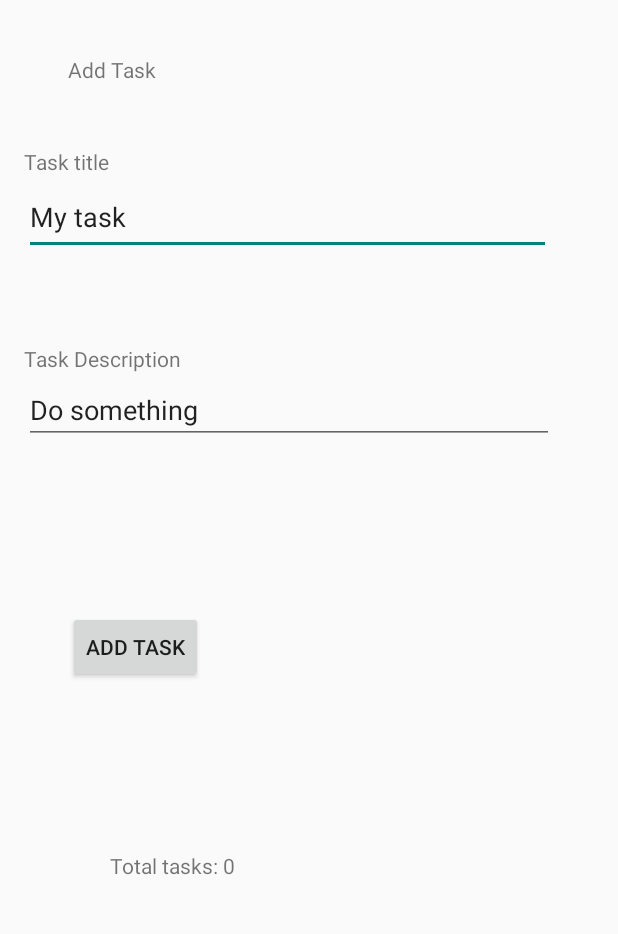
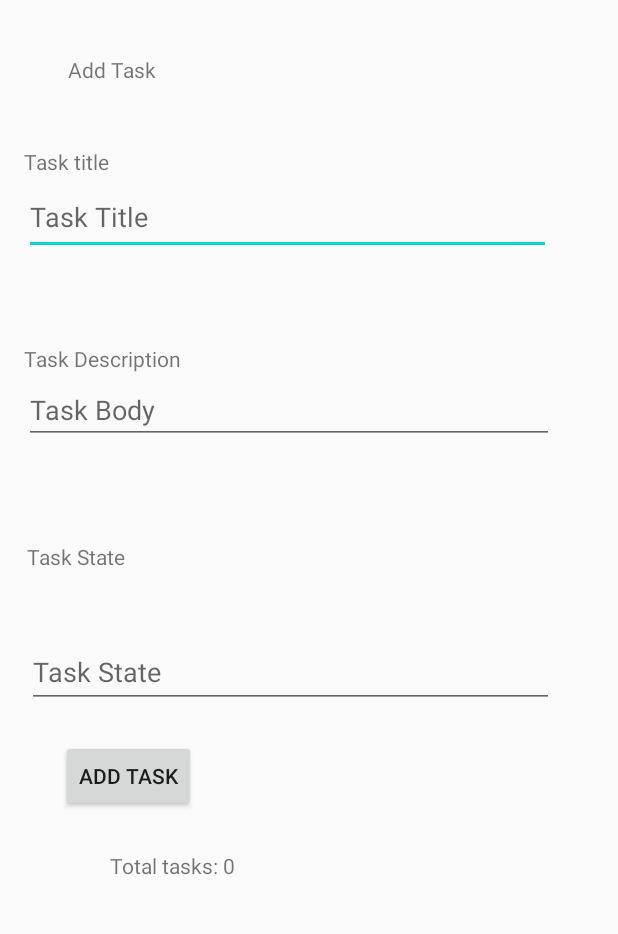
Before and after one commit to Heba1998/TaskMaster, an Android app: the screen it shows after launch (AddTask), after a tap on "ADD TASK", on a phone screen of 412 x 824 dp, the part 84-1018 px from its top. Run offline under Robolectric (Android 15) with nearby library versions, the phone set to English and light mode, and no system bars; our stand-ins replace Room's generated code.

Commit message:
finish lab 29

```diff
--- a/app/src/main/java/com/example/taskmaster/AddTask.java
+++ b/app/src/main/java/com/example/taskmaster/AddTask.java
@@ -1,12 +1,14 @@
 package com.example.taskmaster;
 
 import androidx.appcompat.app.AppCompatActivity;
+import androidx.room.Room;
 
 import android.annotation.SuppressLint;
 import android.content.Intent;
 import android.os.Bundle;
 import android.view.View;
 import android.widget.Button;
+import android.widget.EditText;
 import android.widget.TextView;
 import android.widget.Toast;
 import android.widget.Toolbar;
@@ -20,7 +22,11 @@ public class AddTask extends AppCompatActivity {
 
         Toolbar toolbar = (Toolbar) findViewById(R.id.toolbar);
         toolbar.setNavigationIcon(R.drawable.ic_baseline_arrow_back_24);
-
+//----------------------------------------
+        TaskDatabase db = Room.databaseBuilder(getApplicationContext(),
+                TaskDatabase.class, "database-name").allowMainThreadQueries().build();
+        TaskDAO taskDao = db.taskDao();
+//----------------------------------------------------
         toolbar.setNavigationOnClickListener(new View.OnClickListener() {
             @Override
             public void onClick(View v) {
@@ -29,8 +35,6 @@ public class AddTask extends AppCompatActivity {
                 startActivity(intent);
             }
         });
-
-
 
 
         TextView textView = findViewById(R.id.textView4);
@@ -42,6 +46,21 @@ public class AddTask extends AppCompatActivity {
             public void onClick(View view) {
                 textView.setText("Total Tasks :"+ counter++);
                 Toast.makeText(getApplicationContext(),  "you added task successfully 📝🖊", Toast.LENGTH_SHORT).show();
+
+                EditText taskTitle = findViewById(R.id.titletask);
+                EditText taskBody = findViewById(R.id.bodytask);
+                EditText taskState = findViewById(R.id.statetask);
+
+                String setTitle = taskTitle.getText().toString();
+                String setBody = taskBody.getText().toString();
+                String setState = taskState.getText().toString();
+
+                Task details = new Task(setTitle , setBody , setState);
+                taskDao.insert(details);
+
+
+
+
             }
         });
 
--- a/app/src/main/java/com/example/taskmaster/MainActivity.java
+++ b/app/src/main/java/com/example/taskmaster/MainActivity.java
@@ -3,6 +3,7 @@ package com.example.taskmaster;
 import androidx.appcompat.app.AppCompatActivity;
 import androidx.recyclerview.widget.LinearLayoutManager;
 import androidx.recyclerview.widget.RecyclerView;
+import androidx.room.Room;
 
 import android.content.Intent;
 import android.content.SharedPreferences;
@@ -15,6 +16,7 @@ import android.widget.TextView;
 import android.widget.Toolbar;
 
 import java.util.ArrayList;
+import java.util.List;
 
 public class MainActivity extends AppCompatActivity {
 
@@ -24,16 +26,16 @@ public class MainActivity extends AppCompatActivity {
         setContentView(R.layout.activity_main);
 
         // ----------------lab28-----------------------------
-        ArrayList<Task> Tasks = new ArrayList<Task>();
-        Tasks.add(new Task("Title","              Body", "                State"));
-        Tasks.add(new Task("task1","Task 1 About Linked list", "complete"));
-        Tasks.add(new Task("task2","Task 2 about binary tree", "in progress"));
-        Tasks.add(new Task("task3","Task 3 about Stack & Queue","assigned" ));
-
-
-        RecyclerView TasksRecuclerView = findViewById(R.id.recycleViewId);
-        TasksRecuclerView.setLayoutManager(new LinearLayoutManager(this));
-        TasksRecuclerView.setAdapter(new TaskViewAdapter(Tasks));
+//        ArrayList<Task> Tasks = new ArrayList<Task>();
+//        Tasks.add(new Task("Title","              Body", "                State"));
+//        Tasks.add(new Task("task1","Task 1 About Linked list", "complete"));
+//        Tasks.add(new Task("task2","Task 2 about binary tree", "in progress"));
+//        Tasks.add(new Task("task3","Task 3 about Stack & Queue","assigned" ));
+//
+//
+//        RecyclerView TasksRecuclerView = findViewById(R.id.recycleViewId);
+//        TasksRecuclerView.setLayoutManager(new LinearLayoutManager(this));
+//        TasksRecuclerView.setAdapter(new TaskViewAdapter(Tasks));
 
         // ------------------------------------------------------
 
@@ -67,38 +69,38 @@ public class MainActivity extends AppCompatActivity {
         });
 
 
-        Button Details = findViewById(R.id.task1);
-        Details.setOnClickListener(new View.OnClickListener() {
-            @Override
-            public void onClick(View V) {
-                Intent goToDetails = new Intent(MainActivity.this,  TaskDetail.class);
-                startActivity(goToDetails);
-            }
-        });
-
-        Button task1 = findViewById(R.id.task1);
-        task1.setOnClickListener((view -> {
-            String taskTitle = task1.getText().toString();
-            Intent goToTask1 = new Intent(MainActivity.this , TaskDetail.class);
-            goToTask1.putExtra("Task Title", taskTitle);
-            startActivity(goToTask1);
-        }));
-
-        Button task2 = findViewById(R.id.task2);
-        task2.setOnClickListener((view -> {
-            String taskTitle = task2.getText().toString();
-            Intent goToTask2 = new Intent(MainActivity.this , TaskDetail.class);
-            goToTask2.putExtra("Task Title", taskTitle);
-            startActivity(goToTask2);
-        }));
-
-        Button task3 = findViewById(R.id.task3);
-        task3.setOnClickListener((view -> {
-            String taskTitle = task3.getText().toString();
-            Intent goToTask3 = new Intent(MainActivity.this , TaskDetail.class);
-            goToTask3.putExtra("Task Title", taskTitle);
-            startActivity(goToTask3);
-        }));
+//        Button Details = findViewById(R.id.task1);
+//        Details.setOnClickListener(new View.OnClickListener() {
+//            @Override
+//            public void onClick(View V) {
+//                Intent goToDetails = new Intent(MainActivity.this,  TaskDetail.class);
+//                startActivity(goToDetails);
+//            }
+//        });
+//
+//        Button task1 = findViewById(R.id.task1);
+//        task1.setOnClickListener((view -> {
+//            String taskTitle = task1.getText().toString();
+//            Intent goToTask1 = new Intent(MainActivity.this , TaskDetail.class);
+//            goToTask1.putExtra("Task Title", taskTitle);
+//            startActivity(goToTask1);
+//        }));
+//
+//        Button task2 = findViewById(R.id.task2);
+//        task2.setOnClickListener((view -> {
+//            String taskTitle = task2.getText().toString();
+//            Intent goToTask2 = new Intent(MainActivity.this , TaskDetail.class);
+//            goToTask2.putExtra("Task Title", taskTitle);
+//            startActivity(goToTask2);
+//        }));
+//
+//        Button task3 = findViewById(R.id.task3);
+//        task3.setOnClickListener((view -> {
+//            String taskTitle = task3.getText().toString();
+//            Intent goToTask3 = new Intent(MainActivity.this , TaskDetail.class);
+//            goToTask3.putExtra("Task Title", taskTitle);
+//            startActivity(goToTask3);
+//        }));
 
     }
 
@@ -109,5 +111,13 @@ public class MainActivity extends AppCompatActivity {
         String username = sharedPreferences.getString("username", "Your task");
         TextView userTasks = findViewById(R.id.UsernameTasks);
         userTasks.setText(username+"’s tasks");
-    }
+
+        // database render
+        TaskDatabase db = Room.databaseBuilder(getApplicationContext(),
+                TaskDatabase.class, "database-name").allowMainThreadQueries().build();
+        TaskDAO taskDao = db.taskDao();
+        List<Task> taskList = taskDao.getAll();
+        RecyclerView taskRec = findViewById(R.id.recycleViewId);
+        taskRec.setLayoutManager(new LinearLayoutManager(this));
+        taskRec.setAdapter(new TaskViewAdapter(taskList));    }
 }
--- /dev/null
+++ b/app/src/main/java/com/example/taskmaster/TaskDAO.java
@@ -0,0 +1,17 @@
+package com.example.taskmaster;
+
+import androidx.room.Dao;
+import androidx.room.Insert;
+import androidx.room.Query;
+
+import java.util.List;
+
+@Dao
+public interface TaskDAO {
+    @Query("SELECT * FROM task")
+    List<Task> getAll();
+
+
+    @Insert
+    void insert (Task task);
+}
--- /dev/null
+++ b/app/src/main/java/com/example/taskmaster/TaskDatabase.java
@@ -0,0 +1,9 @@
+package com.example.taskmaster;
+
+import androidx.room.Database;
+import androidx.room.RoomDatabase;
+
+@Database(entities = {Task.class}, version = 1)
+public abstract class TaskDatabase extends RoomDatabase {
+    public abstract TaskDAO taskDao();
+}
--- a/app/src/main/java/com/example/taskmaster/TaskViewAdapter.java
+++ b/app/src/main/java/com/example/taskmaster/TaskViewAdapter.java
@@ -19,7 +19,7 @@ import java.util.List;
 public class TaskViewAdapter extends RecyclerView.Adapter<TaskViewAdapter.TaskViewHolder> {
     List<Task> AllTasks = new ArrayList<>();
 
-    public TaskViewAdapter(ArrayList<Task> AllTasks){
+    public TaskViewAdapter(List<Task> AllTasks){
         this.AllTasks= AllTasks;
     }
 
@@ -64,6 +64,8 @@ public class TaskViewAdapter extends RecyclerView.Adapter<TaskViewAdapter.TaskVi
             public void onClick(View view) {
                 Intent goToDetails = new Intent(view.getContext(), TaskDetail.class);
                 goToDetails.putExtra("Task Title",AllTasks.get(position).getTitle());
+                goToDetails.putExtra("body",AllTasks.get(position).getBody());
+                goToDetails.putExtra("state",AllTasks.get(position).getState());
                 view.getContext().startActivity(goToDetails);
             }
         });
--- a/app/src/main/res/layout/activity_add_task.xml
+++ b/app/src/main/res/layout/activity_add_task.xml
@@ -6,15 +6,6 @@
     android:layout_height="match_parent"
     tools:context=".AddTask">
 
-<!--    <Toolbar-->
-<!--        android:id="@+id/toolbar"-->
-<!--        android:layout_width="match_parent"-->
-<!--        android:layout_height="?attr/actionBarSize"-->
-<!--        android:background="?attr/colorPrimary"-->
-<!--        android:backgroundTint="@color/blue"-->
-<!--        app:popupTheme="@style/ThemeOverlay.AppCompat.ActionBar"-->
-<!--        tools:ignore="MissingConstraints"-->
-<!--        />-->
 
     <Toolbar
         android:id="@+id/toolbar"
@@ -91,12 +82,12 @@
         app:layout_constraintVertical_bias="0.775" />
 
     <EditText
-        android:id="@+id/editTextTextPersonName2"
+        android:id="@+id/titletask"
         android:layout_width="351dp"
         android:layout_height="50dp"
         android:ems="10"
         android:inputType="textPersonName"
-        android:text="@string/my_task"
+        android:hint="Task Title"
         app:layout_constraintBottom_toBottomOf="parent"
         app:layout_constraintEnd_toEndOf="parent"
         app:layout_constraintHorizontal_bias="0.266"
@@ -106,12 +97,12 @@
         tools:text="My task" />
 
     <EditText
-        android:id="@+id/editTextTextPersonName3"
+        android:id="@+id/bodytask"
         android:layout_width="353dp"
         android:layout_height="43dp"
         android:ems="10"
         android:inputType="textPersonName"
-        android:text="@string/do_something"
+        android:hint="Task Body"
         app:layout_constraintBottom_toBottomOf="parent"
         app:layout_constraintEnd_toEndOf="parent"
         app:layout_constraintHorizontal_bias="0.275"
@@ -126,9 +117,38 @@
         android:text="ADD TASK"
         app:layout_constraintBottom_toBottomOf="parent"
         app:layout_constraintEnd_toEndOf="parent"
-        app:layout_constraintHorizontal_bias="0.141"
+        app:layout_constraintHorizontal_bias="0.127"
         app:layout_constraintStart_toStartOf="parent"
         app:layout_constraintTop_toTopOf="parent"
-        app:layout_constraintVertical_bias="0.597" />
+        app:layout_constraintVertical_bias="0.708" />
+
+    <TextView
+        android:id="@+id/textView8"
+        android:layout_width="wrap_content"
+        android:layout_height="wrap_content"
+        android:text="Task State"
+        app:layout_constraintBottom_toBottomOf="parent"
+        app:layout_constraintEnd_toEndOf="parent"
+        app:layout_constraintHorizontal_bias="0.052"
+        app:layout_constraintStart_toStartOf="parent"
+
+        app:layout_constraintTop_toTopOf="parent"
+        app:layout_constraintVertical_bias="0.519" />
+
+    <EditText
+        android:id="@+id/statetask"
+        android:layout_width="351dp"
+        android:layout_height="47dp"
+        android:layout_marginBottom="296dp"
+        android:ems="10"
+        android:inputType="textPersonName"
+        android:hint="Task State"
+        app:layout_constraintBottom_toBottomOf="parent"
+        app:layout_constraintEnd_toEndOf="parent"
+        app:layout_constraintHorizontal_bias="0.3"
+
+        app:layout_constraintStart_toStartOf="parent"
+        app:layout_constraintTop_toBottomOf="@+id/bodytask"
+        app:layout_constraintVertical_bias="1.0" />
 
 </androidx.constraintlayout.widget.ConstraintLayout>
--- a/app/src/main/res/values-night/themes.xml
+++ b/app/src/main/res/values-night/themes.xml
@@ -1,16 +1,10 @@
 <resources xmlns:tools="http://schemas.android.com/tools">
     <!-- Base application theme. -->
-    <style name="Theme.TaskMaster" parent="Theme.MaterialComponents.DayNight.DarkActionBar">
+    <style name="Theme.TaskMaster" parent="Theme.AppCompat.Light.DarkActionBar">
         <!-- Primary brand color. -->
         <item name="colorPrimary">@color/purple_200</item>
-        <item name="colorPrimaryVariant">@color/purple_700</item>
-        <item name="colorOnPrimary">@color/black</item>
-        <!-- Secondary brand color. -->
-        <item name="colorSecondary">@color/teal_200</item>
-        <item name="colorSecondaryVariant">@color/teal_200</item>
-        <item name="colorOnSecondary">@color/black</item>
-        <!-- Status bar color. -->
-        <item name="android:statusBarColor" tools:targetApi="l">?attr/colorPrimaryVariant</item>
+        <item name="colorPrimaryDark">@color/purple_700</item>
+        <item name="colorAccent">@color/teal_200</item>
         <!-- Customize your theme here. -->
     </style>
 </resources>
--- a/app/src/main/res/values/strings.xml
+++ b/app/src/main/res/values/strings.xml
@@ -26,7 +26,7 @@
     <string name="username">username</string>
     <!-- TODO: Remove or change this placeholder text -->
     <string name="hello_blank_fragment">Hello blank fragment</string>
-    <string name="title">Title</string>
     <string name="body">Body</string>
     <string name="state">State</string>
+    <string name="title">Title</string>
 </resources>
--- a/app/src/main/res/values/themes.xml
+++ b/app/src/main/res/values/themes.xml
@@ -3,14 +3,9 @@
     <style name="Theme.TaskMaster" parent="Theme.AppCompat.DayNight.NoActionBar">
         <!-- Primary brand color. -->
         <item name="colorPrimary">@color/purple_500</item>
-        <item name="colorPrimaryVariant">@color/purple_700</item>
-        <item name="colorOnPrimary">@color/white</item>
-        <!-- Secondary brand color. -->
-        <item name="colorSecondary">@color/teal_200</item>
-        <item name="colorSecondaryVariant">@color/teal_700</item>
-        <item name="colorOnSecondary">@color/black</item>
-        <!-- Status bar color. -->
-        <item name="android:statusBarColor" tools:targetApi="l">?attr/colorPrimaryVariant</item>
+        <item name="colorPrimaryDark">@color/purple_700</item>
+        <item name="colorAccent">@color/teal_200</item>
+
         <!-- Customize your theme here. -->
     </style>
 </resources>
```
Also changed, not shown: app/build.gradle (+22 -6 lines), app/src/main/java/com/example/taskmaster/Task.java (+14 -8 lines), app/src/main/java/com/example/taskmaster/TaskDetail.java (+10 -0 lines), app/src/main/res/layout/activity_main.xml (+36 -36 lines), app/src/main/res/layout/activity_task_detail.xml (+11 -1 lines), 4 other files.
